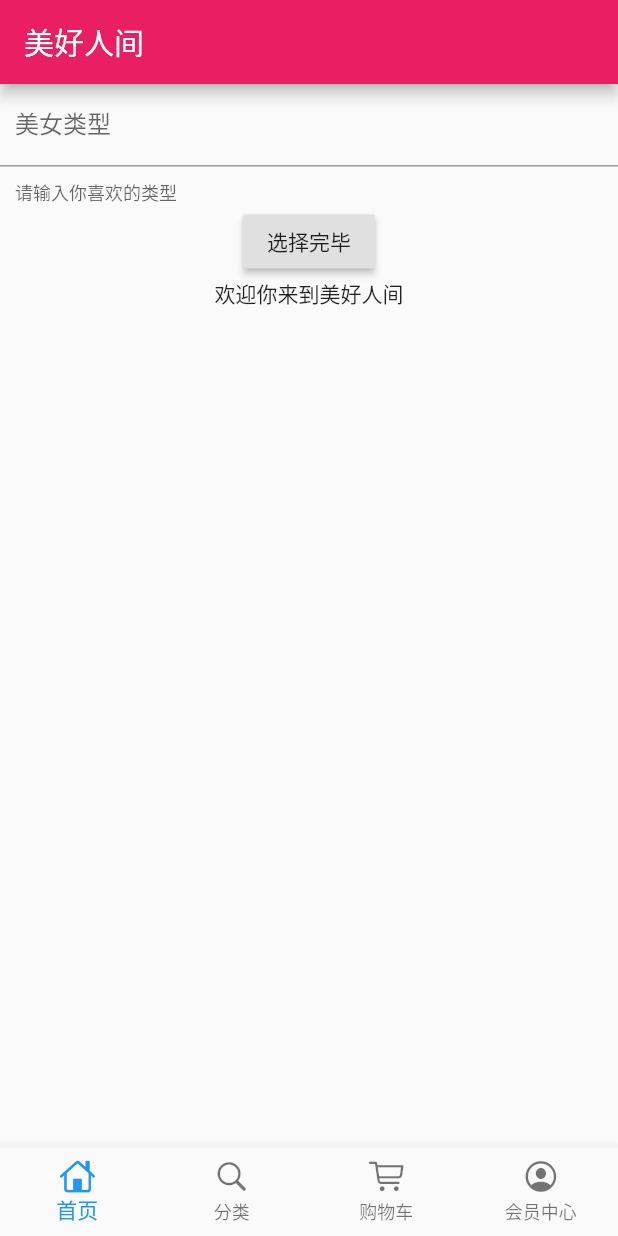
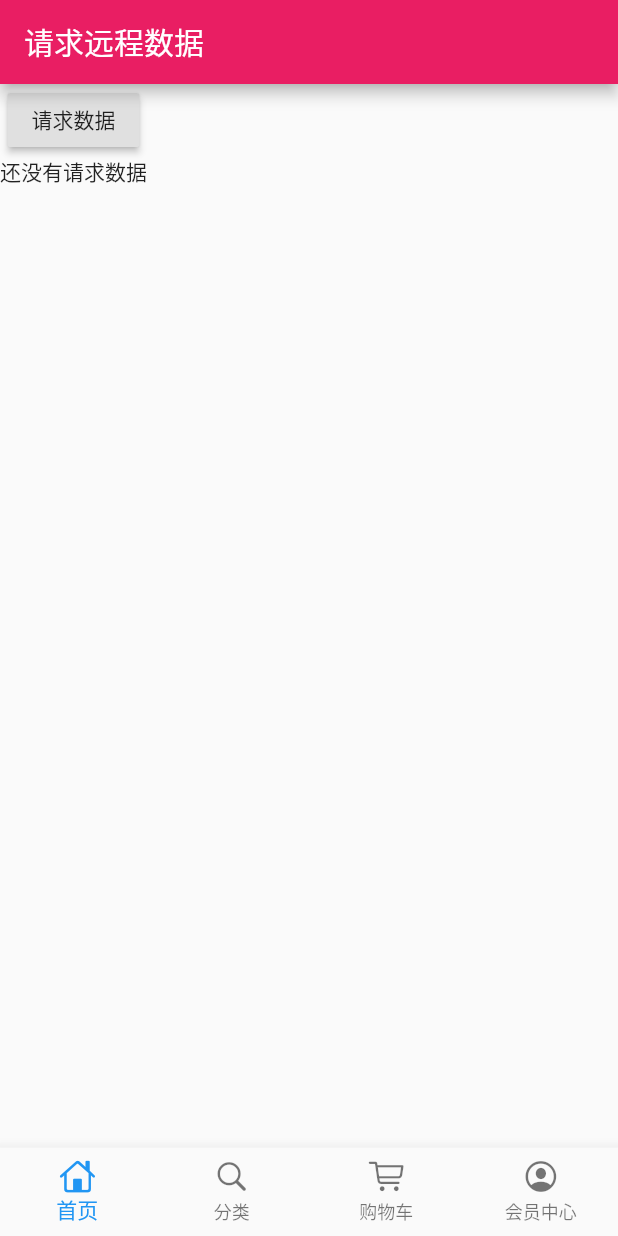
Before and after one commit to hsir05/flutter_shop, a Flutter app: the screen it shows after launch, on a phone screen of 412 x 824 dp. Run offline on Flutter 3.47's test engine with Material 2 defaults, Android fonts, the phone set to English and light mode, and no system bars; our stand-ins replace dio.

Commit message:
使用dio post 伪造请求头获取极客时间接口数据

```diff
--- /dev/null
+++ b/lib/config/httpHeaders.dart
@@ -0,0 +1,12 @@
+  const httpHeaders={
+    'Accept': 'application/json, text/plain, */*',
+    'Accept-Encoding': 'gzip, deflate, br',
+    'Accept-Language': 'zh-CN,zh;q=0.9',
+    'Connection': 'keep-alive',
+    'Content-Type': 'application/json',
+    'Cookie': '_ga=GA1.2.676402787.1548321037; GCID=9d149c5-11cb3b3-80ad198-04b551d; _gid=GA1.2.359074521.1550799897; _gat=1; Hm_lvt_022f847c4e3acd44d4a2481d9187f1e6=1550106367,1550115714,1550123110,1550799897; SERVERID=1fa1f330efedec1559b3abbcb6e30f50|1550799909|1550799898; Hm_lpvt_022f847c4e3acd44d4a2481d9187f1e6=1550799907',
+    'Host': 'time.geekbang.org',
+    'Origin': 'https://time.geekbang.org',
+    'Referer': 'https://time.geekbang.org/',
+    'User-Agent': 'Mozilla/5.0 (Windows NT 10.0; Win64; x64) AppleWebKit/537.36 (KHTML, like Gecko) Chrome/70.0.3538.77 Safari/537.36'
+  };
--- a/lib/pages/home_page.dart
+++ b/lib/pages/home_page.dart
@@ -1,80 +1,54 @@
 import 'package:flutter/material.dart';
 import 'package:dio/dio.dart';
-
+import '../config/httpHeaders.dart';
 
 class HomePage extends StatefulWidget {
   _HomePageState createState() => _HomePageState();
 }
 
 class _HomePageState extends State<HomePage> {
-
-  TextEditingController typeController = TextEditingController();
-  String showText = '欢迎你来到美好人间';
+  String showText='还没有请求数据';
   @override
   Widget build(BuildContext context) {
     return Container(
-
        child: Scaffold(
-          appBar: AppBar(title: Text('美好人间'),),
-          body:Container(
-            height: 1000,
+         appBar: AppBar(title: Text('请求远程数据'),),
+         body: SingleChildScrollView(
            child: Column(
              children: <Widget>[
-                TextField(
-                  controller:typeController,
-                  decoration:InputDecoration (
-                    contentPadding: EdgeInsets.all(10.0),
-                    labelText: '美女类型',
-                    helperText: '请输入你喜欢的类型'
+               RaisedButton(
+                 onPressed: _juejin,
+                 child: Text('请求数据'),
                ),
-                  autofocus: false,
-                ),
-                RaisedButton(
-                  onPressed:_choiceAction,
-                  child: Text('选择完毕'),
-                ),
-
-                Text(
-                  showText,
-                    overflow:TextOverflow.ellipsis,
-                    maxLines: 2,
-                ),
-
+               Text(showText)
              ],
            ),
-          )
+         ),
        ),
     );
   }
 
-  void _choiceAction(){
-    print('开始选择你喜欢的类型............');
-    if(typeController.text.toString()==''){
-      showDialog(
-        context: context,
-        builder: (context)=>AlertDialog(title:Text('美女类型不能为空'))
-      );
-    }else{
-        getHttp(typeController.text.toString()).then((val){
+  void _juejin(){
+    print('开始向极客时间请求数据..................');
+    getHttp().then((val){
       setState(() {
-           showText=val['data']['name'].toString();
+       showText=val['data'].toString();
       });
     });
   }
 
-  }
 
-  Future getHttp(String TypeText)async{
+  Future getHttp()async{
     try{
       Response response;
-      var data={'name':TypeText};
-      response = await Dio().get(
-        "https://www.easy-mock.com/mock/5c60131a4bed3a6342711498/baixing/dabaojian",
-          queryParameters:data
-      );
+      Dio dio = new Dio();
+      dio.options.headers= httpHeaders;
+      response =await dio.get("https://time.geekbang.org/serv/v1/column/newAll");
+      print(response);
       return response.data;
     }catch(e){
       return print(e);
     }
   }
+
 }
```
Lines whose indentation alone changed are shown as unchanged.
